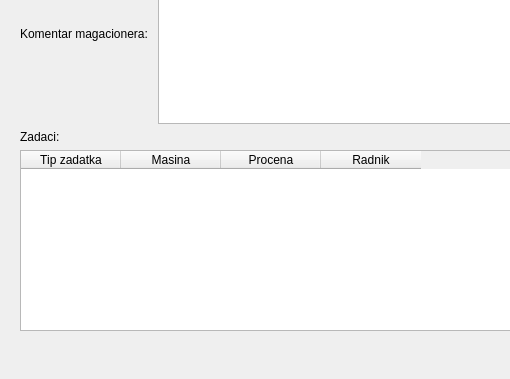
Above: Vigor/POVI/commanddialog.ui from Loptica23/POVI before the change; both pictures show x 0 to 510 and y 479 to 858 of the 860 by 858 pixel window. Below: the same form after it.
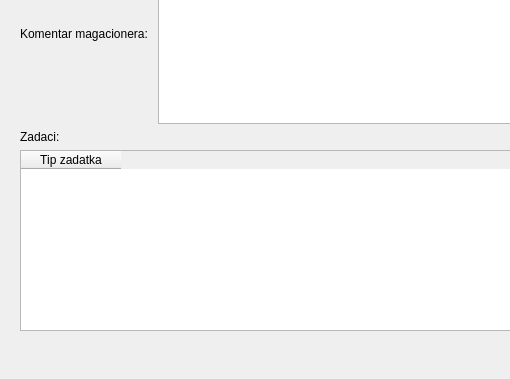
That is the form after the change.

```diff
--- a/Vigor/POVI/commanddialog.ui
+++ b/Vigor/POVI/commanddialog.ui
@@ -161,21 +161,6 @@
              <string>Tip zadatka</string>
             </property>
            </column>
-           <column>
-            <property name="text">
-             <string>Masina</string>
-            </property>
-           </column>
-           <column>
-            <property name="text">
-             <string>Procena</string>
-            </property>
-           </column>
-           <column>
-            <property name="text">
-             <string>Radnik</string>
-            </property>
-           </column>
           </widget>
          </item>
         </layout>
```
Left out of the diff: 2 changed lines with no effect on the pictures.
